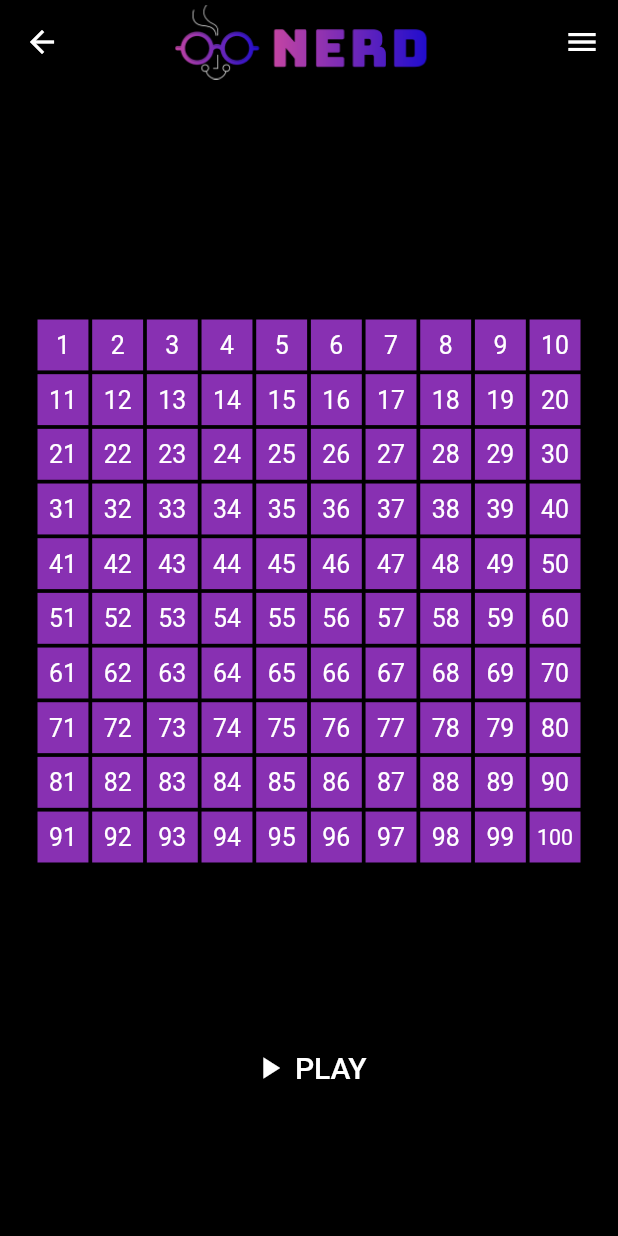
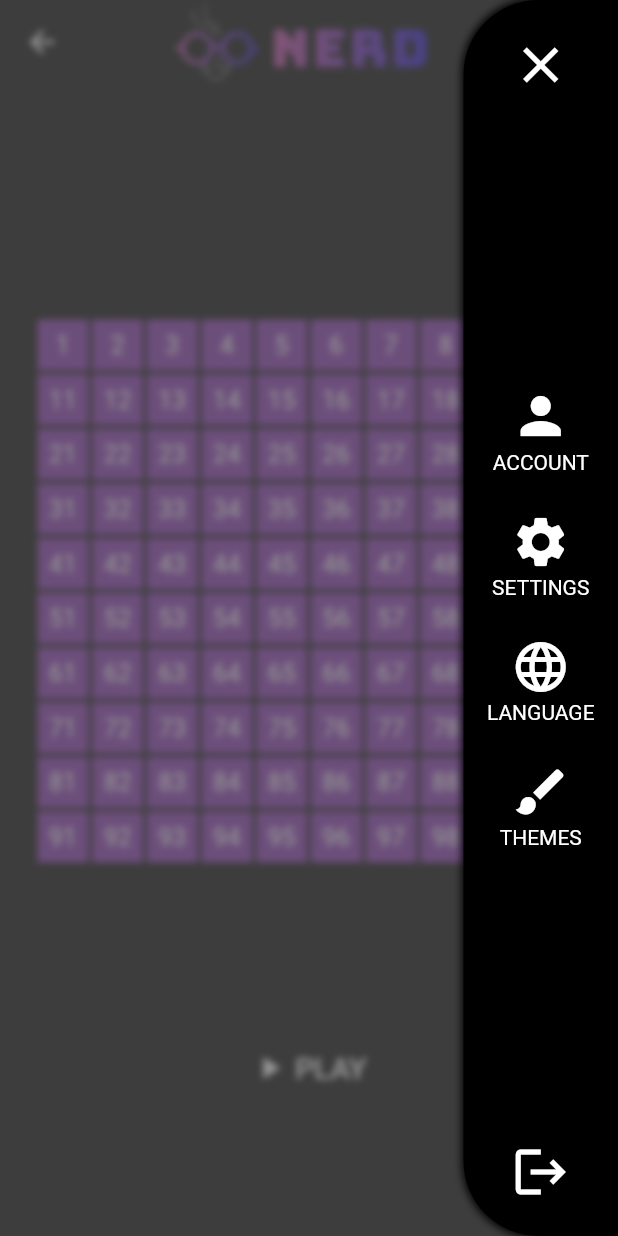
Before and after one commit to rithik-dev/level-up-sports, a Flutter app: the GameRoomScreen screen opened directly, with the side drawer open (before the commit the screen has no drawer), on a phone screen of 412 x 824 dp. Run offline on Flutter 3.47's test engine with Material 2 defaults, Android fonts, the phone set to English and light mode, and no system bars; our stand-ins replace double_back_to_close_app, shared_preferences; accounts and stored records are empty; generated files the repository leaves out were written again; network calls fail.

Commit message:
feat: added custom drawer fix: added internet permissions for images in release mode

```diff
--- a/lib/l10n/app_en.arb
+++ b/lib/l10n/app_en.arb
@@ -1,6 +1,6 @@
 {
-  "language": "English",
-  "@language": {
+  "currentLanguage": "English",
+  "@currentLanguage": {
     "description": "The current language!"
   },
   "welcome": "Hello {name}",
@@ -21,11 +21,24 @@
       }
     }
   },
+  "intPlayers": "{playerCount} Players",
+  "@intPlayers": {
+    "description": "Winner declaration",
+    "placeholders": {
+      "playerCount": {
+        "type": "String"
+      }
+    }
+  },
   "tapBackButtonAgainToExit": "Tap the back button again to exit the app!",
+  "account": "Account",
+  "settings": "Settings",
+  "language": "Language",
+  "themes": "Themes",
   "gameRooms": "Game Rooms",
   "credits": "Credits",
   "play": "PLAY",
-  "winner": "WINNER !!",
+  "winner": "WINNER!!",
   "defaultGameRoom": "Default Game Room",
   "creditsText": "Lorem Ipsum is simply dummy text of the printing and typesetting industry. Lorem Ipsum has been the industry's standard dummy text ever since the 1500s, when an unknown printer took a galley of type and scrambled it to make a type specimen book. It has survived not only five centuries, but also the leap into electronic typesetting, remaining essentially unchanged. It was popularised in the 1960s with the release of Letraset sheets containing Lorem Ipsum passages, and more recently with desktop publishing software like Aldus PageMaker including versions of Lorem Ipsum."
 }
--- a/lib/screens/game_room_screen.dart
+++ b/lib/screens/game_room_screen.dart
@@ -1,6 +1,7 @@
 import 'package:flutter/material.dart';
 import 'package:level_up_sports/l10n/l10n.dart';
 import 'package:level_up_sports/widgets/custom_app_bar.dart';
+import 'package:level_up_sports/widgets/custom_drawer.dart';
 
 class GameRoomScreen extends StatefulWidget {
   static const id = 'GameRoomScreen';
@@ -30,7 +31,6 @@ class _GameRoomScreenState extends State<GameRoomScreen> {
       if (chairs.length == 1) {
         _lookingForPlayer = false;
         _winner = chairs[0];
-        // showSnackBar(context, text: L10n.dictionary.winnerIs('$_winner'));
       }
       setState(() {});
       chairIdx += difference;
@@ -47,6 +47,7 @@ class _GameRoomScreenState extends State<GameRoomScreen> {
     return SafeArea(
       child: Scaffold(
         appBar: const CustomAppBar(),
+        endDrawer: const CustomDrawer(),
         body: Center(
           child: Column(
             mainAxisAlignment: MainAxisAlignment.spaceEvenly,
--- a/lib/screens/home_screen.dart
+++ b/lib/screens/home_screen.dart
@@ -3,6 +3,7 @@ import 'package:flutter/material.dart';
 import 'package:level_up_sports/l10n/l10n.dart';
 import 'package:level_up_sports/screens/game_room_screen.dart';
 import 'package:level_up_sports/widgets/custom_app_bar.dart';
+import 'package:level_up_sports/widgets/custom_drawer.dart';
 
 class HomeScreen extends StatefulWidget {
   static const id = 'HomeScreen';
@@ -28,6 +29,7 @@ class _HomeScreenState extends State<HomeScreen> {
     return SafeArea(
       child: Scaffold(
         appBar: const CustomAppBar(),
+        endDrawer: const CustomDrawer(),
         body: DoubleBackToCloseApp(
           snackBar: SnackBar(
             content: Text(L10n.dictionary.tapBackButtonAgainToExit),
@@ -96,17 +98,17 @@ class _HomeScreenState extends State<HomeScreen> {
     return ListView(
       children: [
         _buildGameRoom(
-          title: '200 Players',
+          title: L10n.dictionary.intPlayers('200'),
           imageUrl:
               'https://images.unsplash.com/photo-1586227740560-8cf2732c1531?ixlib=rb-1.2.1&ixid=MnwxMjA3fDF8MHxwaG90by1wYWdlfHx8fGVufDB8fHx8&auto=format&fit=crop&w=1561&q=80',
         ),
         _buildGameRoom(
-          title: '100 Players',
+          title: L10n.dictionary.intPlayers('100'),
           imageUrl:
               'https://images.unsplash.com/photo-1524758631624-e2822e304c36?ixlib=rb-1.2.1&ixid=MnwxMjA3fDF8MHxwaG90by1wYWdlfHx8fGVufDB8fHx8&auto=format&fit=crop&w=1170&q=80',
         ),
         _buildGameRoom(
-          title: '50 Players',
+          title: L10n.dictionary.intPlayers('50'),
           imageUrl:
               'https://images.unsplash.com/photo-1644333192086-60154e540a11?ixlib=rb-1.2.1&ixid=MnwxMjA3fDB8MHxwaG90by1wYWdlfHx8fGVufDB8fHx8&auto=format&fit=crop&w=1171&q=80',
         ),
--- a/lib/widgets/custom_app_bar.dart
+++ b/lib/widgets/custom_app_bar.dart
@@ -1,11 +1,27 @@
 import 'package:flutter/material.dart';
 
-class CustomAppBar extends StatelessWidget implements PreferredSizeWidget {
+class CustomAppBar extends StatefulWidget implements PreferredSizeWidget {
   static const id = 'CustomAppBar';
 
   const CustomAppBar({
     Key? key,
   }) : super(key: key);
+
+  @override
+  Size get preferredSize => const Size.fromHeight(100);
+
+  @override
+  State<CustomAppBar> createState() => _CustomAppBarState();
+}
+
+class _CustomAppBarState extends State<CustomAppBar> {
+  late final ScaffoldState scaffoldState;
+
+  @override
+  void initState() {
+    scaffoldState = context.findRootAncestorStateOfType<ScaffoldState>()!;
+    super.initState();
+  }
 
   @override
   Widget build(BuildContext context) {
@@ -19,14 +35,12 @@ class CustomAppBar extends StatelessWidget implements PreferredSizeWidget {
         height: 50,
       ),
       actions: [
-        IconButton(
-          onPressed: () {},
-          icon: const Icon(Icons.menu),
-        ),
+        if (scaffoldState.hasEndDrawer)
+          IconButton(
+            onPressed: scaffoldState.openEndDrawer,
+            icon: const Icon(Icons.menu),
+          ),
       ],
     );
   }
-
-  @override
-  Size get preferredSize => const Size.fromHeight(100);
 }
--- /dev/null
+++ b/lib/widgets/custom_drawer.dart
@@ -0,0 +1,108 @@
+import 'dart:ui';
+
+import 'package:flutter/material.dart';
+import 'package:level_up_sports/l10n/l10n.dart';
+
+class CustomDrawer extends StatelessWidget {
+  static const id = 'CustomDrawer';
+
+  const CustomDrawer({
+    Key? key,
+  }) : super(key: key);
+
+  static const _iconSize = 40.0;
+
+  @override
+  Widget build(BuildContext context) {
+    return Stack(
+      children: [
+        GestureDetector(
+          onTap: () => Navigator.pop(context),
+          child: const Material(
+            clipBehavior: Clip.hardEdge,
+            color: Colors.white24,
+            child: SizedBox.expand(),
+          ),
+        ),
+        BackdropFilter(
+          filter: ImageFilter.blur(sigmaX: 2.5, sigmaY: 2.5),
+          child: Align(
+            alignment: Alignment.centerRight,
+            child: Container(
+              width: MediaQuery.of(context).size.width * 0.25,
+              decoration: const BoxDecoration(
+                color: Colors.black,
+                boxShadow: [
+                  BoxShadow(
+                    color: Colors.black,
+                    spreadRadius: 1,
+                    blurRadius: 4,
+                  )
+                ],
+                borderRadius: BorderRadius.horizontal(
+                  left: Radius.circular(50),
+                ),
+              ),
+              padding: const EdgeInsets.all(15),
+              child: Column(
+                children: [
+                  IconButton(
+                    onPressed: () => Navigator.pop(context),
+                    iconSize: _iconSize,
+                    icon: const Icon(Icons.close),
+                  ),
+                  Expanded(
+                    child: Column(
+                      mainAxisAlignment: MainAxisAlignment.center,
+                      children: [
+                        _buildButton(
+                          text: L10n.dictionary.account,
+                          iconData: Icons.person,
+                        ),
+                        const SizedBox(height: 25),
+                        _buildButton(
+                          text: L10n.dictionary.settings,
+                          iconData: Icons.settings,
+                        ),
+                        const SizedBox(height: 25),
+                        _buildButton(
+                          text: L10n.dictionary.language,
+                          iconData: Icons.language,
+                        ),
+                        const SizedBox(height: 25),
+                        _buildButton(
+                          text: L10n.dictionary.themes,
+                          iconData: Icons.brush,
+                        ),
+                      ],
+                    ),
+                  ),
+                  IconButton(
+                    onPressed: () {},
+                    iconSize: _iconSize,
+                    icon: const Icon(Icons.logout),
+                  ),
+                ],
+              ),
+            ),
+          ),
+        ),
+      ],
+    );
+  }
+
+  Widget _buildButton({
+    required String text,
+    required IconData iconData,
+  }) {
+    return Column(
+      children: [
+        Icon(iconData, size: _iconSize),
+        const SizedBox(height: 2.5),
+        FittedBox(
+          child: Text(text.toUpperCase()),
+        ),
+      ],
+    );
+  }
+}
```
Also changed, not shown: 1 other file.
